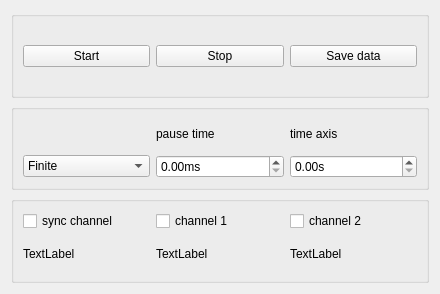
The window that hyperion/view/correlator/aligning.ui (caldarolamartin/hyperion) describes before a commit, drawn with Qt 5.
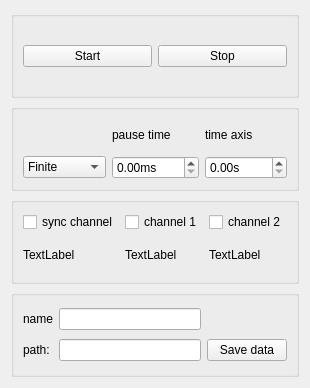
The same window after the commit.

Commit message: hydraharp aligning works better now

Diff of the .ui file:
```diff
--- a/hyperion/view/correlator/aligning.ui
+++ b/hyperion/view/correlator/aligning.ui
@@ -6,8 +6,8 @@
    <rect>
     <x>0</x>
     <y>0</y>
-    <width>440</width>
-    <height>294</height>
+    <width>273</width>
+    <height>388</height>
    </rect>
   </property>
   <property name="windowTitle">
@@ -16,7 +16,7 @@
   <property name="styleSheet">
    <string notr="true"/>
   </property>
-  <layout class="QGridLayout" name="gridLayout_4">
+  <layout class="QGridLayout" name="gridLayout_5">
    <item row="0" column="0">
     <widget class="QGroupBox" name="groupBox_basic">
      <property name="title">
@@ -43,13 +43,6 @@
         </property>
        </widget>
       </item>
-      <item row="0" column="2">
-       <widget class="QPushButton" name="pushButton_save">
-        <property name="text">
-         <string>Save data</string>
-        </property>
-       </widget>
-      </item>
      </layout>
     </widget>
    </item>
@@ -158,6 +151,46 @@
      </layout>
     </widget>
    </item>
+   <item row="3" column="0">
+    <widget class="QGroupBox" name="groupBox_saving">
+     <property name="title">
+      <string/>
+     </property>
+     <layout class="QGridLayout" name="gridLayout_4">
+      <item row="0" column="0">
+       <widget class="QLabel" name="label_4">
+        <property name="text">
+         <string>name</string>
+        </property>
+       </widget>
+      </item>
+      <item row="0" column="1">
+       <widget class="QLineEdit" name="lineEdit_name">
+        <property name="text">
+         <string/>
+        </property>
+       </widget>
+      </item>
+      <item row="1" column="0">
+       <widget class="QLabel" name="label_3">
+        <property name="text">
+         <string>path:</string>
+        </property>
+       </widget>
+      </item>
+      <item row="1" column="1">
+       <widget class="QLineEdit" name="lineEdit_path"/>
+      </item>
+      <item row="1" column="2">
+       <widget class="QPushButton" name="pushButton_save">
+        <property name="text">
+         <string>Save data</string>
+        </property>
+       </widget>
+      </item>
+     </layout>
+    </widget>
+   </item>
   </layout>
  </widget>
  <resources/>
```
The commit also changes 3 other files.
